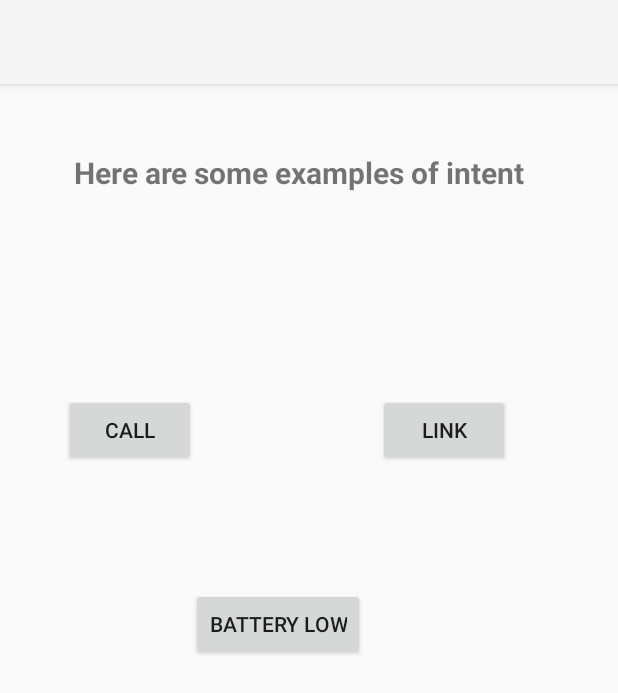
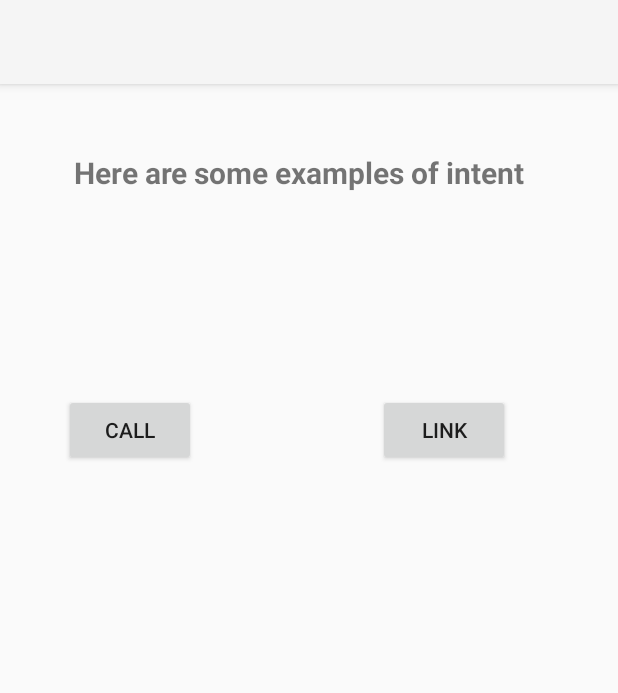
Before and after one commit to Anas428/Mobile_Computing_Progress, an Android app: the screen it shows after launch (MainActivity), on a phone screen of 412 x 824 dp. Shown: the top 693 px of the screen. Run offline under Robolectric (Android 15) with nearby library versions, the phone set to English and light mode, and no system bars.

Commit message:
Last Build

```diff
--- a/Projects/Lec 6/Intent/app/src/main/res/layout/activity_main.xml
+++ b/Projects/Lec 6/Intent/app/src/main/res/layout/activity_main.xml
@@ -50,18 +50,4 @@
         app:layout_constraintEnd_toEndOf="parent"
         app:layout_constraintTop_toBottomOf="@+id/tv1" />
 
-    <Button
-        android:id="@+id/button3"
-        android:layout_width="wrap_content"
-        android:layout_height="wrap_content"
-        android:layout_marginStart="138dp"
-        android:layout_marginLeft="138dp"
-        android:layout_marginTop="249dp"
-        android:layout_marginEnd="179dp"
-        android:layout_marginRight="179dp"
-        android:onClick="BatteryLow"
-        android:text="Battery Low"
-        app:layout_constraintEnd_toEndOf="parent"
-        app:layout_constraintStart_toStartOf="parent"
-        app:layout_constraintTop_toBottomOf="@+id/tv1" />
 </androidx.constraintlayout.widget.ConstraintLayout>
```
